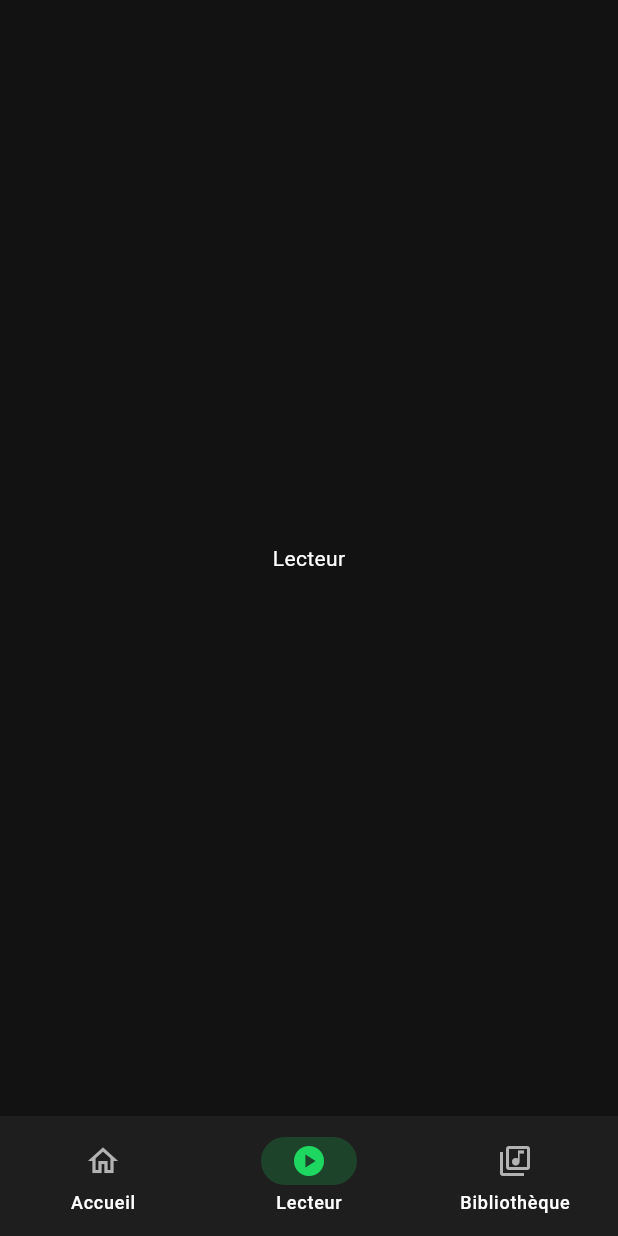
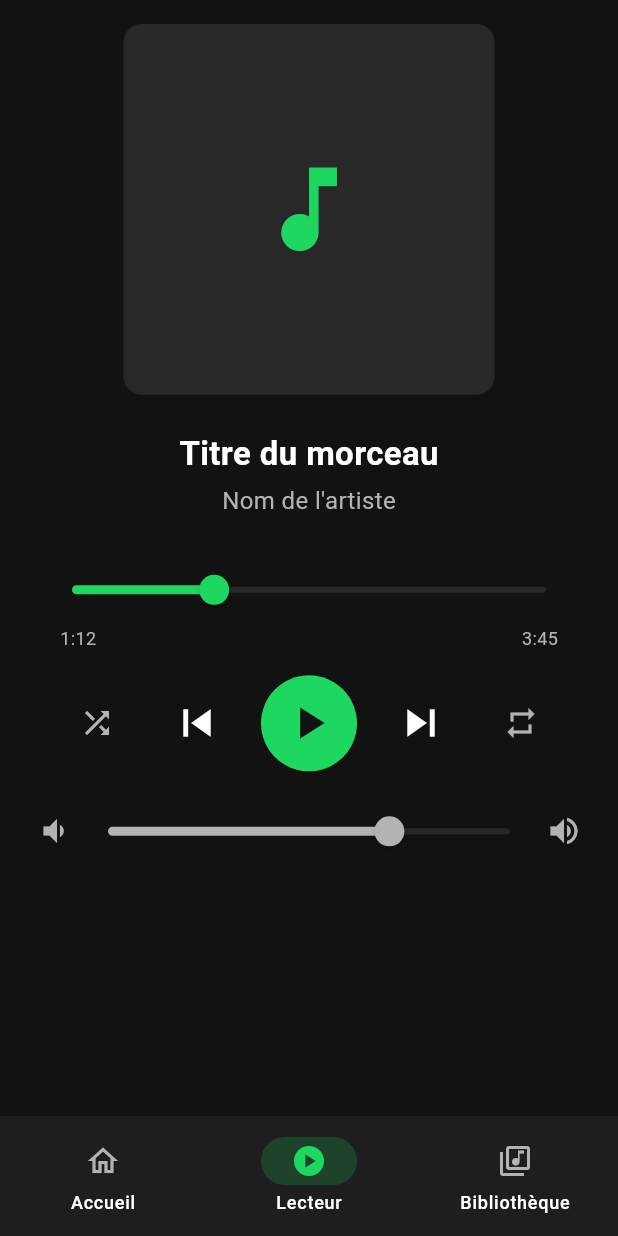
Before and after one commit to comparetvictor/spotifly, a Flutter app: the screen it shows after launch, item 2 of the bottom bar chosen, on a phone screen of 412 x 824 dp. Run offline on Flutter 3.47's test engine with Material 3 defaults, Android fonts, the phone set to English and light mode, and no system bars.

Commit message:
feat: page lecteur responsive avec contrôles audio

```diff
--- a/lib/features/player/player_page.dart
+++ b/lib/features/player/player_page.dart
@@ -1,14 +1,146 @@
 import 'package:flutter/material.dart';
 import '../../shared/theme/app_theme.dart';
 
-class PlayerPage extends StatelessWidget {
+class PlayerPage extends StatefulWidget {
   const PlayerPage({super.key});
 
   @override
+  State<PlayerPage> createState() => _PlayerPageState();
+}
+
+class _PlayerPageState extends State<PlayerPage> {
+  bool _isPlaying = false;
+  double _progress = 0.3;
+  double _volume = 0.7;
+
+  @override
   Widget build(BuildContext context) {
-    return const Scaffold(
-      body: Center(
-        child: Text('Lecteur', style: TextStyle(color: AppColors.textPrimary)),
+    final screenHeight = MediaQuery.of(context).size.height;
+    final albumSize = screenHeight * 0.3;
+
+    return Scaffold(
+      backgroundColor: AppColors.background,
+      body: SafeArea(
+        child: SingleChildScrollView(
+          padding: const EdgeInsets.symmetric(horizontal: 24, vertical: 16),
+          child: Column(
+            crossAxisAlignment: CrossAxisAlignment.center,
+            children: [
+              // Pochette adaptive
+              Center(
+                child: Container(
+                  width: albumSize,
+                  height: albumSize,
+                  decoration: BoxDecoration(
+                    color: AppColors.card,
+                    borderRadius: BorderRadius.circular(12),
+                  ),
+                  child: Icon(
+                    Icons.music_note,
+                    color: AppColors.primary,
+                    size: albumSize * 0.3,
+                  ),
+                ),
+              ),
+
+              const SizedBox(height: 24),
+
+              // Titre et artiste
+              const Text(
+                'Titre du morceau',
+                style: TextStyle(
+                  color: AppColors.textPrimary,
+                  fontSize: 22,
+                  fontWeight: FontWeight.bold,
+                ),
+              ),
+              const SizedBox(height: 4),
+              const Text(
+                'Nom de l\'artiste',
+                style: TextStyle(color: AppColors.textSecondary, fontSize: 16),
+              ),
+
+              const SizedBox(height: 24),
+
+              // Barre de progression
+              Slider(
+                value: _progress,
+                onChanged: (value) => setState(() => _progress = value),
+                activeColor: AppColors.primary,
+                inactiveColor: AppColors.card,
+              ),
+              Padding(
+                padding: const EdgeInsets.symmetric(horizontal: 16),
+                child: Row(
+                  mainAxisAlignment: MainAxisAlignment.spaceBetween,
+                  children: const [
+                    Text('1:12', style: TextStyle(color: AppColors.textSecondary, fontSize: 12)),
+                    Text('3:45', style: TextStyle(color: AppColors.textSecondary, fontSize: 12)),
+                  ],
+                ),
+              ),
+
+              const SizedBox(height: 16),
+
+              // Contrôles
+              Row(
+                mainAxisAlignment: MainAxisAlignment.spaceEvenly,
+                children: [
+                  IconButton(
+                    icon: const Icon(Icons.shuffle, color: AppColors.textSecondary),
+                    onPressed: () {},
+                  ),
+                  IconButton(
+                    icon: const Icon(Icons.skip_previous, color: AppColors.textPrimary, size: 36),
+                    onPressed: () {},
+                  ),
+                  GestureDetector(
+                    onTap: () => setState(() => _isPlaying = !_isPlaying),
+                    child: Container(
+                      width: 64,
+                      height: 64,
+                      decoration: const BoxDecoration(
+                        color: AppColors.primary,
+                        shape: BoxShape.circle,
+                      ),
+                      child: Icon(
+                        _isPlaying ? Icons.pause : Icons.play_arrow,
+                        color: AppColors.background,
+                        size: 36,
+                      ),
+                    ),
+                  ),
+                  IconButton(
+                    icon: const Icon(Icons.skip_next, color: AppColors.textPrimary, size: 36),
+                    onPressed: () {},
+                  ),
+                  IconButton(
+                    icon: const Icon(Icons.repeat, color: AppColors.textSecondary),
+                    onPressed: () {},
+                  ),
+                ],
+              ),
+
+              const SizedBox(height: 16),
+
+              // Volume
+              Row(
+                children: [
+                  const Icon(Icons.volume_down, color: AppColors.textSecondary),
+                  Expanded(
+                    child: Slider(
+                      value: _volume,
+                      onChanged: (value) => setState(() => _volume = value),
+                      activeColor: AppColors.textSecondary,
+                      inactiveColor: AppColors.card,
+                    ),
+                  ),
+                  const Icon(Icons.volume_up, color: AppColors.textSecondary),
+                ],
+              ),
+            ],
+          ),
+        ),
       ),
     );
   }
```
